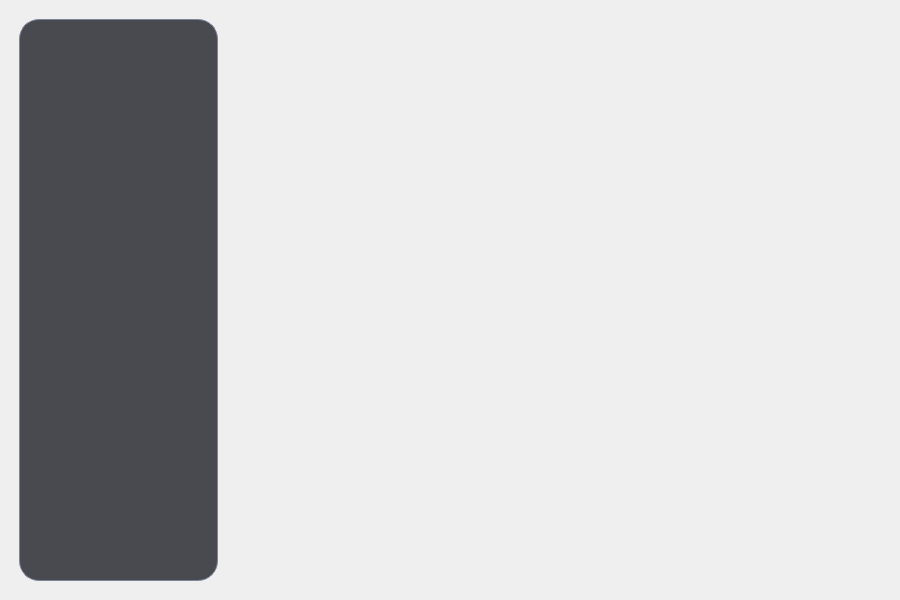
Before: the Qt Designer form source/views/screens/main-content-screen.ui in DavisLCVB/XCursorMorph, drawn with Qt 5.
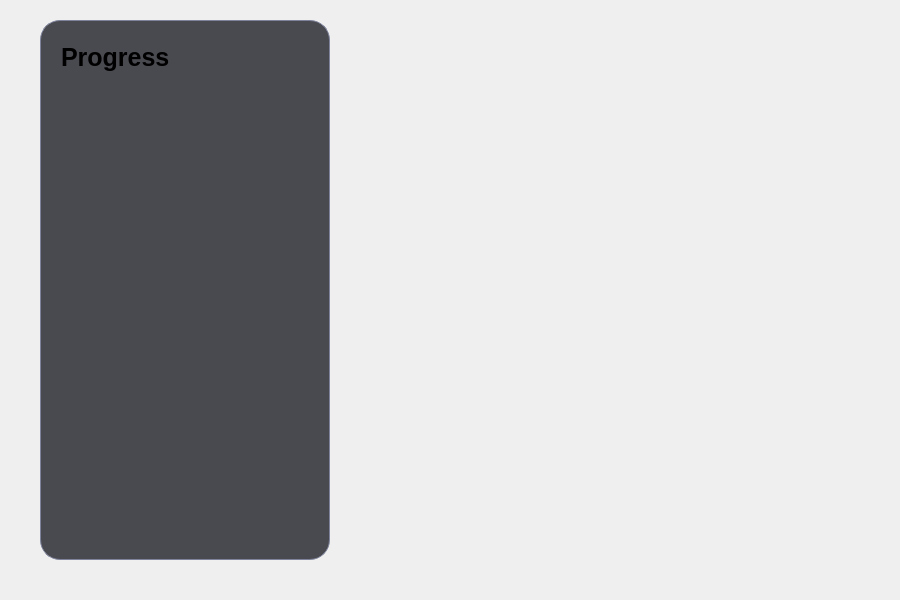
After: the same form once the commit is applied. Custom widgets are drawn as their Qt base class.

Commit message: Add: Progress and stage buttons

```diff
--- a/source/views/screens/main-content-screen.ui
+++ b/source/views/screens/main-content-screen.ui
@@ -34,7 +34,22 @@
      <property name="styleSheet">
       <string notr="true">background: transparent</string>
      </property>
-     <layout class="QHBoxLayout" name="horizontalLayout_2" stretch="1,3">
+     <layout class="QHBoxLayout" name="horizontalLayout_2" stretch="3,5">
+      <property name="spacing">
+       <number>0</number>
+      </property>
+      <property name="leftMargin">
+       <number>10</number>
+      </property>
+      <property name="topMargin">
+       <number>10</number>
+      </property>
+      <property name="rightMargin">
+       <number>10</number>
+      </property>
+      <property name="bottomMargin">
+       <number>10</number>
+      </property>
       <item>
        <widget class="QWidget" name="widget" native="true">
         <property name="minimumSize">
@@ -51,7 +66,7 @@
         </property>
         <layout class="QVBoxLayout" name="verticalLayout">
          <property name="leftMargin">
-          <number>10</number>
+          <number>30</number>
          </property>
          <property name="topMargin">
           <number>10</number>
@@ -60,7 +75,7 @@
           <number>10</number>
          </property>
          <property name="bottomMargin">
-          <number>10</number>
+          <number>30</number>
          </property>
          <item>
           <widget class="QWidget" name="ProgressContainer" native="true">
@@ -72,6 +87,66 @@
 	border-color: rgb(127, 132, 156)
 }</string>
            </property>
+           <layout class="QVBoxLayout" name="verticalLayout_2" stretch="1,8">
+            <item>
+             <widget class="QLabel" name="label">
+              <property name="maximumSize">
+               <size>
+                <width>16777215</width>
+                <height>70</height>
+               </size>
+              </property>
+              <property name="styleSheet">
+               <string notr="true">font-size: 25px;
+padding-left: 5px;
+font-weight:bold;</string>
+              </property>
+              <property name="text">
+               <string>Progress</string>
+              </property>
+             </widget>
+            </item>
+            <item>
+             <widget class="QWidget" name="ListContainer" native="true">
+              <layout class="QVBoxLayout" name="verticalLayout_3" stretch="1,1,1,1,1,1,1,1">
+               <item>
+                <widget class="StageButton" name="Stage1" native="true"/>
+               </item>
+               <item>
+                <widget class="StageButton" name="Stage2" native="true"/>
+               </item>
+               <item>
+                <widget class="StageButton" name="Stage3" native="true"/>
+               </item>
+               <item>
+                <widget class="StageButton" name="Stage4" native="true"/>
+               </item>
+               <item>
+                <widget class="StageButton" name="Stage5" native="true"/>
+               </item>
+               <item>
+                <widget class="StageButton" name="Stage6" native="true"/>
+               </item>
+               <item>
+                <widget class="StageButton" name="Stage7" native="true"/>
+               </item>
+               <item>
+                <spacer name="verticalSpacer">
+                 <property name="orientation">
+                  <enum>Qt::Orientation::Vertical</enum>
+                 </property>
+                 <property name="sizeHint" stdset="0">
+                  <size>
+                   <width>20</width>
+                   <height>40</height>
+                  </size>
+                 </property>
+                </spacer>
+               </item>
+              </layout>
+             </widget>
+            </item>
+           </layout>
           </widget>
          </item>
         </layout>
@@ -91,6 +166,14 @@
    </item>
   </layout>
  </widget>
+ <customwidgets>
+  <customwidget>
+   <class>StageButton</class>
+   <extends>QWidget</extends>
+   <header location="global">views/components/stage-button.hpp</header>
+   <container>1</container>
+  </customwidget>
+ </customwidgets>
  <resources/>
  <connections/>
 </ui>
```
The commit also changes 15 other files.
